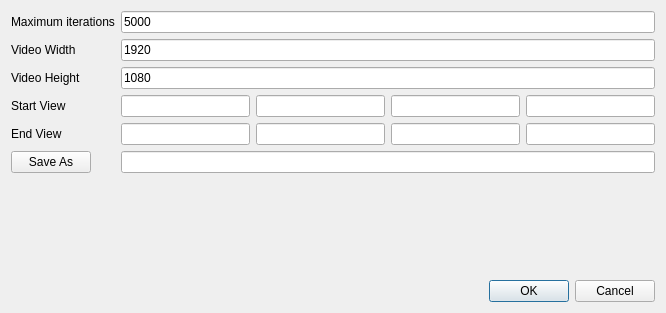
The window that exportvideodialog.ui (QlowB/Almond) describes before a commit, drawn with Qt 5.
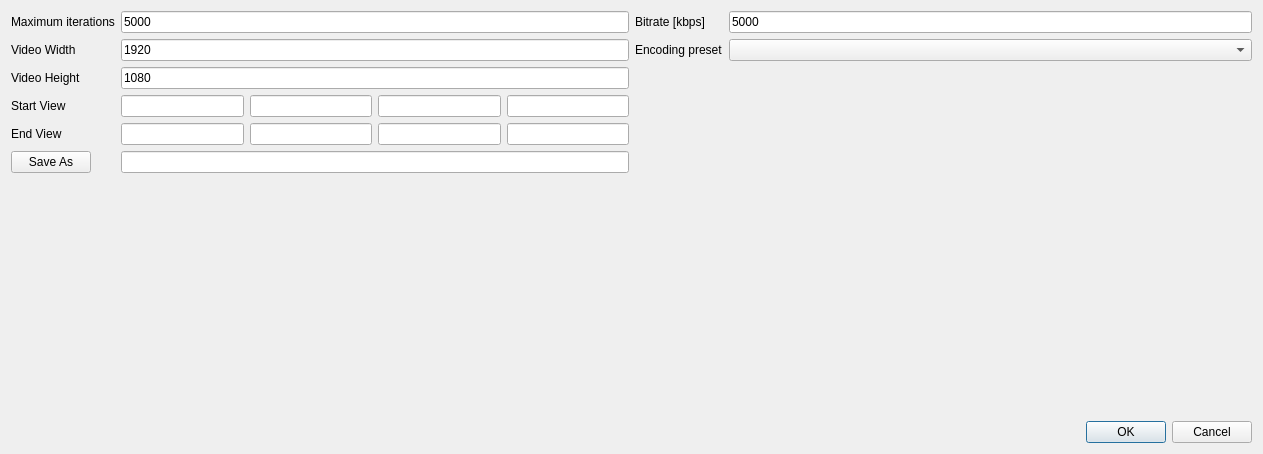
The same window after the commit.

Patch:
```diff
--- a/exportvideodialog.ui
+++ b/exportvideodialog.ui
@@ -6,8 +6,8 @@
    <rect>
     <x>0</x>
     <y>0</y>
-    <width>666</width>
-    <height>313</height>
+    <width>1263</width>
+    <height>454</height>
    </rect>
   </property>
   <property name="windowTitle">
@@ -15,6 +15,8 @@
   </property>
   <layout class="QVBoxLayout" name="verticalLayout">
    <item>
+    <layout class="QHBoxLayout" name="horizontalLayout_3">
+     <item>
     <layout class="QFormLayout" name="formLayout">
      <property name="sizeConstraint">
       <enum>QLayout::SetMinimumSize</enum>
@@ -28,6 +30,12 @@
      </item>
      <item row="0" column="1">
       <widget class="QLineEdit" name="maxIterations">
+         <property name="minimumSize">
+          <size>
+           <width>130</width>
+           <height>0</height>
+          </size>
+         </property>
        <property name="text">
         <string>5000</string>
        </property>
@@ -40,6 +48,19 @@
        </property>
       </widget>
      </item>
+       <item row="1" column="1">
+        <widget class="QLineEdit" name="vidWidth">
+         <property name="minimumSize">
+          <size>
+           <width>130</width>
+           <height>0</height>
+          </size>
+         </property>
+         <property name="text">
+          <string>1920</string>
+         </property>
+        </widget>
+       </item>
      <item row="2" column="0">
       <widget class="QLabel" name="label_3">
        <property name="text">
@@ -47,37 +68,19 @@
        </property>
       </widget>
      </item>
-     <item row="1" column="1">
-      <widget class="QLineEdit" name="vidWidth">
-       <property name="text">
-        <string>1920</string>
-       </property>
-      </widget>
-     </item>
      <item row="2" column="1">
       <widget class="QLineEdit" name="vidHeight">
+         <property name="minimumSize">
+          <size>
+           <width>130</width>
+           <height>0</height>
+          </size>
+         </property>
        <property name="text">
         <string>1080</string>
        </property>
       </widget>
      </item>
-     <item row="5" column="0">
-      <widget class="QPushButton" name="pushButton">
-       <property name="text">
-        <string>Save As</string>
-       </property>
-      </widget>
-     </item>
-     <item row="5" column="1">
-      <widget class="QLineEdit" name="savePath">
-       <property name="minimumSize">
-        <size>
-         <width>400</width>
-         <height>0</height>
-        </size>
-       </property>
-      </widget>
-     </item>
      <item row="3" column="0">
       <widget class="QLabel" name="label_4">
        <property name="text">
@@ -88,16 +91,44 @@
      <item row="3" column="1">
       <layout class="QHBoxLayout" name="horizontalLayout">
        <item>
-        <widget class="QLineEdit" name="startX"/>
+          <widget class="QLineEdit" name="startX">
+           <property name="minimumSize">
+            <size>
+             <width>80</width>
+             <height>0</height>
+            </size>
+           </property>
+          </widget>
        </item>
        <item>
-        <widget class="QLineEdit" name="startY"/>
+          <widget class="QLineEdit" name="startY">
+           <property name="minimumSize">
+            <size>
+             <width>80</width>
+             <height>0</height>
+            </size>
+           </property>
+          </widget>
        </item>
        <item>
-        <widget class="QLineEdit" name="startW"/>
+          <widget class="QLineEdit" name="startW">
+           <property name="minimumSize">
+            <size>
+             <width>80</width>
+             <height>0</height>
+            </size>
+           </property>
+          </widget>
        </item>
        <item>
-        <widget class="QLineEdit" name="startH"/>
+          <widget class="QLineEdit" name="startH">
+           <property name="minimumSize">
+            <size>
+             <width>80</width>
+             <height>0</height>
+            </size>
+           </property>
+          </widget>
        </item>
       </layout>
      </item>
@@ -121,6 +152,66 @@
        </item>
        <item>
         <widget class="QLineEdit" name="endH"/>
+         </item>
+        </layout>
+       </item>
+       <item row="5" column="0">
+        <widget class="QPushButton" name="pushButton">
+         <property name="text">
+          <string>Save As</string>
+         </property>
+        </widget>
+       </item>
+       <item row="5" column="1">
+        <widget class="QLineEdit" name="savePath">
+         <property name="minimumSize">
+          <size>
+           <width>400</width>
+           <height>0</height>
+          </size>
+         </property>
+        </widget>
+       </item>
+      </layout>
+     </item>
+     <item>
+      <layout class="QFormLayout" name="formLayout_2">
+       <item row="0" column="0">
+        <widget class="QLabel" name="label_6">
+         <property name="text">
+          <string>Bitrate [kbps]</string>
+         </property>
+        </widget>
+       </item>
+       <item row="0" column="1">
+        <widget class="QLineEdit" name="bitrate">
+         <property name="minimumSize">
+          <size>
+           <width>130</width>
+           <height>0</height>
+          </size>
+         </property>
+         <property name="text">
+          <string>5000</string>
+         </property>
+        </widget>
+       </item>
+       <item row="1" column="0">
+        <widget class="QLabel" name="label_7">
+         <property name="text">
+          <string>Encoding preset</string>
+         </property>
+        </widget>
+       </item>
+       <item row="1" column="1">
+        <widget class="QComboBox" name="encodingPresetBox">
+         <property name="editable">
+          <bool>false</bool>
+         </property>
+         <property name="currentText">
+          <string/>
+         </property>
+        </widget>
        </item>
       </layout>
      </item>
```
Lines whose indentation alone changed are shown as unchanged.
